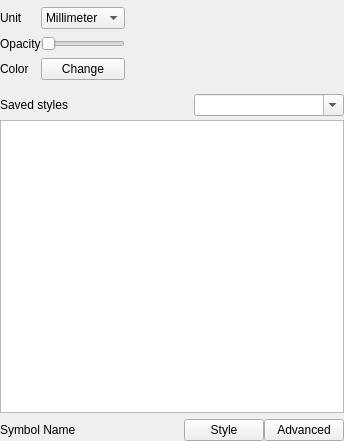
carsmie/QGIS, file src/ui/symbollayer/widget_symbolslist.ui: the form before one commit.
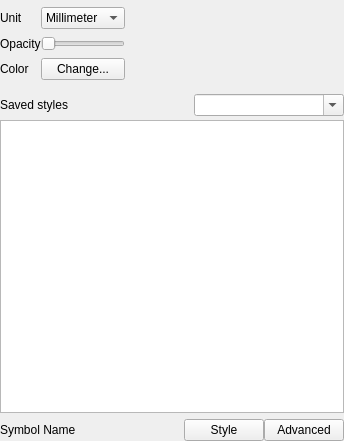
The form after the commit. Custom widgets are drawn as their Qt base class.

What changed in the file:
```diff
--- a/src/ui/symbollayer/widget_symbolslist.ui
+++ b/src/ui/symbollayer/widget_symbolslist.ui
@@ -87,7 +87,7 @@
        <item row="2" column="1">
         <widget class="QgsColorButtonV2" name="btnColor">
          <property name="text">
-          <string>Change</string>
+          <string>Change...</string>
          </property>
         </widget>
        </item>
```
Left out of the diff: 4 changed lines with no effect on the pictures.
